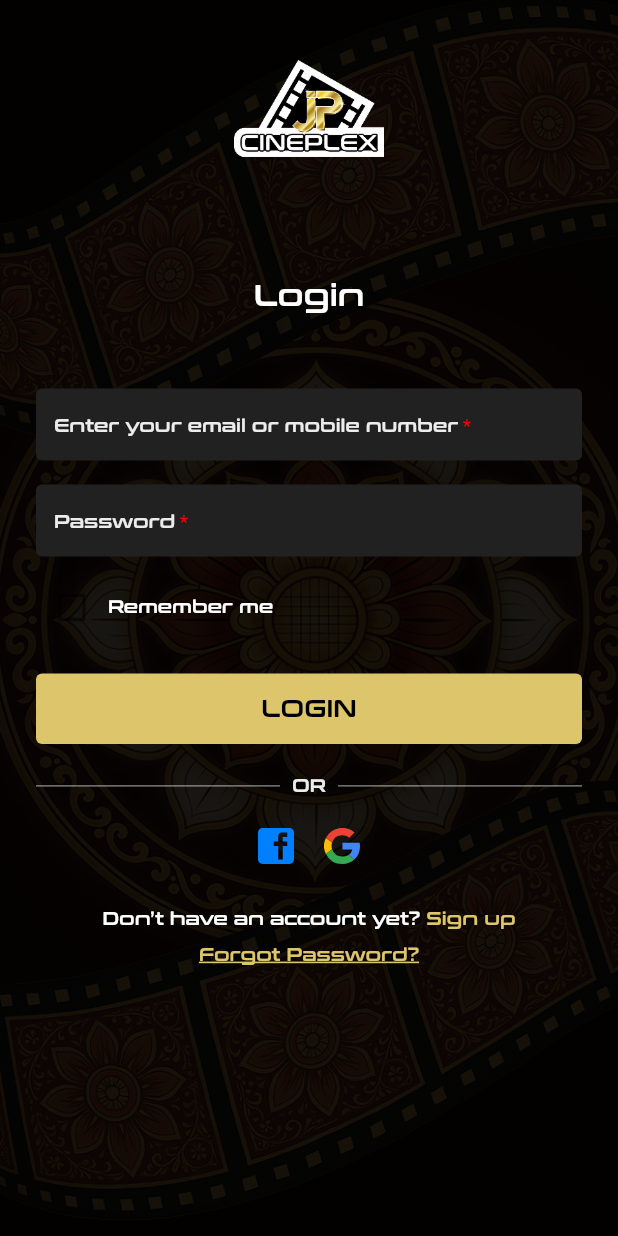
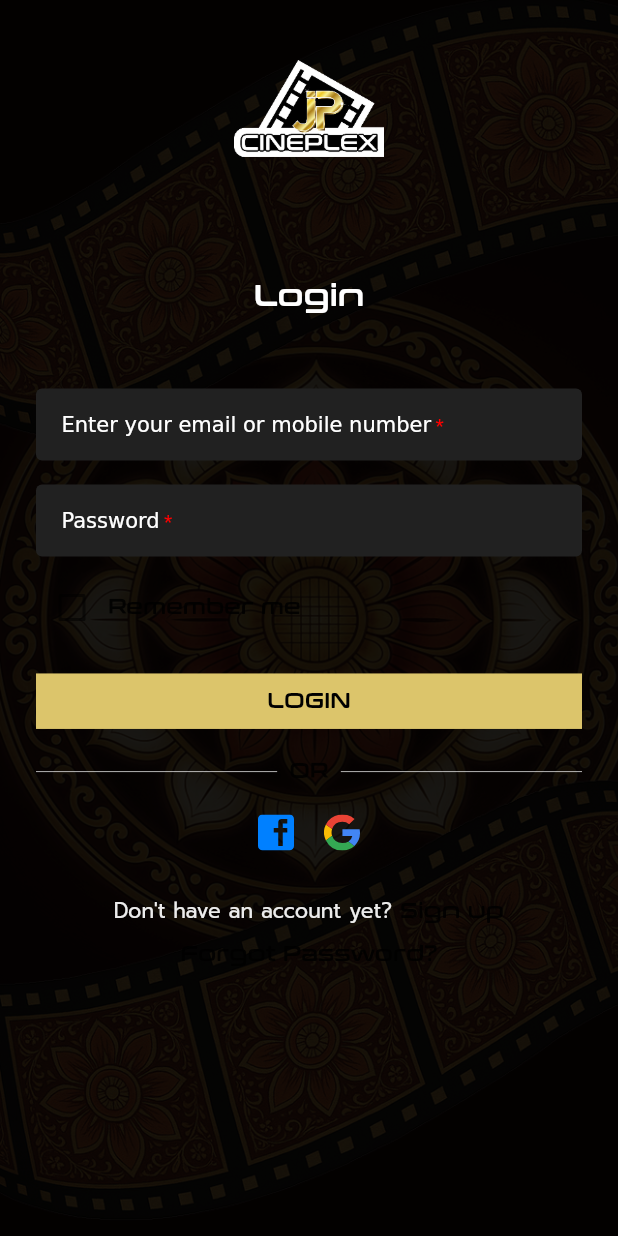
Before and after one commit to TharudiHS/JP-Cineplex-Mobile-App, a Flutter app: the LoginPage screen opened directly, on a phone screen of 412 x 824 dp. Run offline on Flutter 3.47's test engine with Material 3 defaults, Android fonts, the phone set to English and light mode, and no system bars; our stand-ins replace flutter_svg; statements that could not run were skipped.

Commit message:
updated login page(text style )

```diff
--- a/lib/screens/login_page.dart
+++ b/lib/screens/login_page.dart
@@ -81,8 +81,7 @@ class _LoginPageState extends State<LoginPage> {
                     ),
                     Text(
                       "Remember me",
-                      style: TextStyles.size14WeightBoldConthraxSemiBold
-                          .copyWith(fontSize: 12, color: AppColours.white),
+                      style: TextStyles.size14PromptLightgold,
                     ),
                   ],
                 ),
@@ -93,16 +92,12 @@ class _LoginPageState extends State<LoginPage> {
                   onTap: () {},
                   child: Container(
                     width: double.infinity,
-                    padding: const EdgeInsets.symmetric(vertical: 14),
-                    decoration: BoxDecoration(
-                      color: AppColours.gold,
-                      borderRadius: BorderRadius.circular(4),
-                    ),
+                    padding: const EdgeInsets.symmetric(vertical: 10),
+                    decoration: BoxDecoration(color: AppColours.gold),
                     alignment: Alignment.center,
                     child: Text(
                       "LOGIN",
-                      style: TextStyles.size14WeightBoldConthraxSemiBold
-                          .copyWith(color: AppColours.black, fontSize: 16),
+                      style: TextStyles.size14WeightBoldConthraxSemiBoldblack,
                     ),
                   ),
                 ),
@@ -119,14 +114,7 @@ class _LoginPageState extends State<LoginPage> {
                     ),
                     Padding(
                       padding: const EdgeInsets.symmetric(horizontal: 8.0),
-                      child: Text(
-                        "OR",
-                        style: TextStyles.size14WeightBoldConthraxSemiBold
-                            .copyWith(
-                              color: AppColours.lightGrey,
-                              fontSize: 12,
-                            ),
-                      ),
+                      child: Text("OR", style: TextStyles.size14PromptRegular),
                     ),
                     Expanded(
                       child: Divider(
@@ -162,9 +150,8 @@ class _LoginPageState extends State<LoginPage> {
                   mainAxisAlignment: MainAxisAlignment.center,
                   children: [
                     Text(
-                      "Don’t have an account yet? ",
-                      style: TextStyles.size14WeightBoldConthraxSemiBold
-                          .copyWith(fontSize: 12, color: AppColours.white),
+                      "Don't have an account yet? ",
+                      style: TextStyles.size14PromptLight,
                     ),
                     GestureDetector(
                       onTap: () {
@@ -177,8 +164,7 @@ class _LoginPageState extends State<LoginPage> {
                       },
                       child: Text(
                         "Sign up",
-                        style: TextStyles.size14WeightBoldConthraxSemiBold
-                            .copyWith(fontSize: 12, color: AppColours.gold),
+                        style: TextStyles.size14PromptLightgold,
                       ),
                     ),
                   ],
@@ -197,11 +183,7 @@ class _LoginPageState extends State<LoginPage> {
                   },
                   child: Text(
                     "Forgot Password?",
-                    style: TextStyles.size14WeightBoldConthraxSemiBold.copyWith(
-                      fontSize: 12,
-                      color: AppColours.gold,
-                      decoration: TextDecoration.underline,
-                    ),
+                    style: TextStyles.size14PromptLightgold,
                   ),
                 ),
               ],
@@ -222,14 +204,11 @@ class _LoginPageState extends State<LoginPage> {
       obscureText: isPassword,
       style: const TextStyle(color: Colors.white),
       decoration: InputDecoration(
-        // Use RichText as the hint
+        //  hint
         hint: RichText(
           text: TextSpan(
             text: hint,
-            style: TextStyles.size14WeightBoldConthraxSemiBold.copyWith(
-              fontSize: 12,
-              color: AppColours.lightGrey,
-            ),
+            style: TextStyles.size13WeightBoldConthraxSemiBoldgreyC2,
             children: [
               TextSpan(
                 text: " *",
@@ -249,8 +228,8 @@ class _LoginPageState extends State<LoginPage> {
           borderSide: BorderSide.none,
         ),
         contentPadding: const EdgeInsets.symmetric(
-          horizontal: 12,
-          vertical: 14,
+          horizontal: 17,
+          vertical: 10,
         ),
       ),
     );
```
